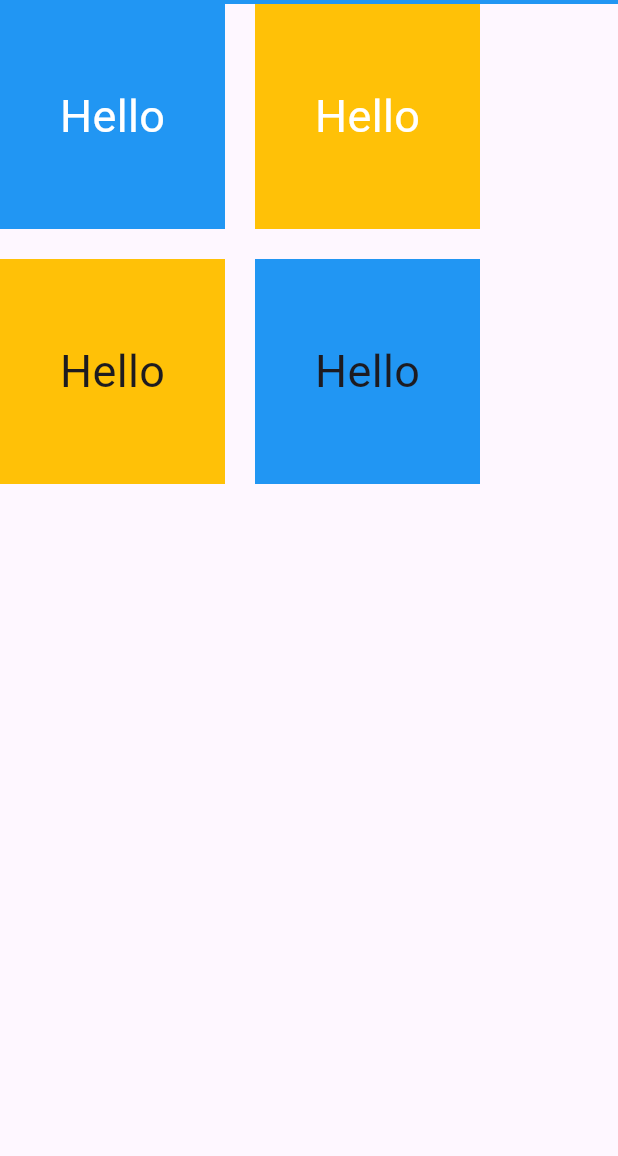
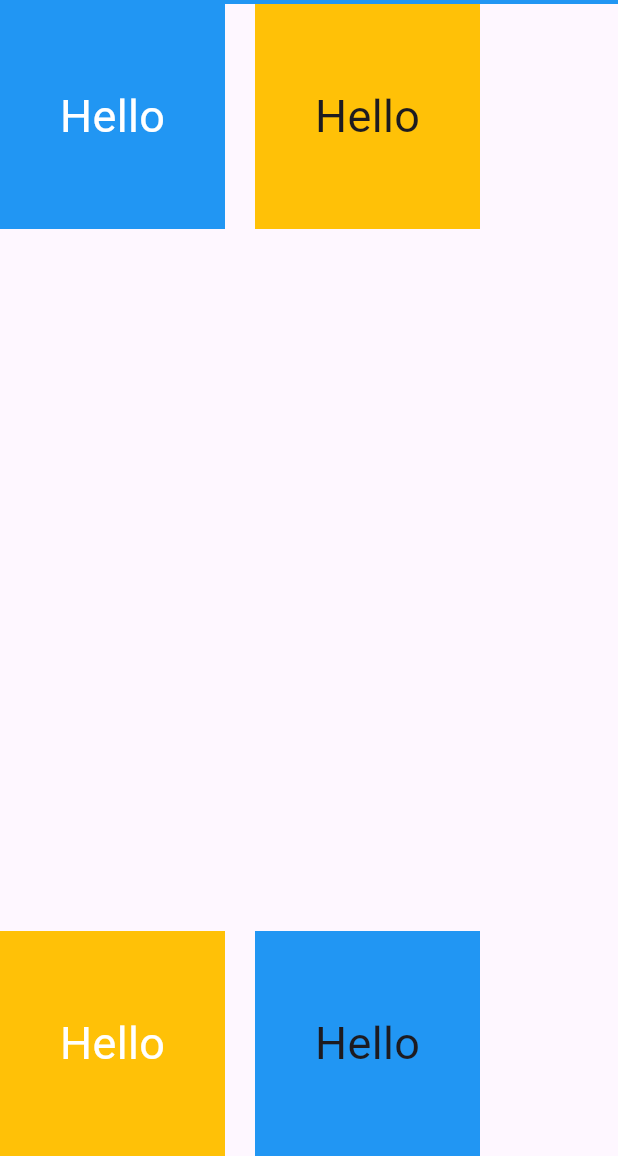
Before and after one commit to danimisme/my_first_flutter, a Flutter app: the screen it shows after launch, on a phone screen of 412 x 824 dp, the part 80-1236 px from its top. Run offline on Flutter 3.47's test engine with Material 3 defaults, Android fonts, the phone set to English and light mode, and no system bars.

Commit message:
add soal_13 widget with app bar and body content

```diff
--- a/lib/main.dart
+++ b/lib/main.dart
@@ -3,6 +3,7 @@ import "package:my_first_flutter/widgeds/soal_1.dart";
 import "package:my_first_flutter/widgeds/soal_10.dart";
 import "package:my_first_flutter/widgeds/soal_11.dart";
 import "package:my_first_flutter/widgeds/soal_12.dart";
+import "package:my_first_flutter/widgeds/soal_13.dart";
 import "package:my_first_flutter/widgeds/soal_2.dart";
 import "package:my_first_flutter/widgeds/soal_3.dart";
 import "package:my_first_flutter/widgeds/soal_4.dart";
@@ -23,7 +24,7 @@ class MyApp extends StatelessWidget {
   Widget build(BuildContext context) {
     return MaterialApp(
       debugShowCheckedModeBanner: false,
-      home: soal_12()
+      home: soal_13()
     );
   }
 }
--- /dev/null
+++ b/lib/widgeds/soal_13.dart
@@ -0,0 +1,76 @@
+import "package:flutter/material.dart";
+
+class soal_13 extends StatelessWidget {
+  const soal_13({
+    super.key,
+  });
+
+  @override
+  Widget build(BuildContext context) {
+    return Scaffold(
+      appBar: AppBar(
+        leading: FlutterLogo(size: 20),
+        backgroundColor: Colors.blue,
+        title: Text("AppBar"),
+        titleTextStyle: TextStyle(
+          fontSize: 20,
+          fontWeight: FontWeight.bold,
+          color: Colors.white,
+        ),
+        actions: [
+          IconButton(onPressed: (){print("Klik more");}, icon: Icon(Icons.more_vert , color: Colors.white)),
+        ],
+      ),
+      body: Column(
+        mainAxisAlignment: MainAxisAlignment.spaceBetween,
+        spacing: 20,
+        children: [
+          Row(
+            mainAxisAlignment: MainAxisAlignment.start,
+            spacing: 20,
+            children: [
+              Container(
+                width: 150,
+                height: 150,
+                color: Colors.blue,
+                child: Center(
+                  child: Text("Hello", style: TextStyle(fontSize: 30, color: Colors.white))
+                ),
+              ),
+              Container(
+                width: 150,
+                height: 150,
+                color: Colors.amber,
+                child: Center(
+                  child: Text("Hello", style: TextStyle(fontSize: 30))
+                )
+              )
+            ],
+          ),
+          Row(
+            mainAxisAlignment: MainAxisAlignment.start,
+            spacing: 20,
+            children: [
+              Container(
+                width: 150,
+                height: 150,
+                color: Colors.amber,
+                child: Center(
+                  child: Text("Hello", style: TextStyle(fontSize: 30, color: Colors.white))
+                ),
+              ),
+              Container(
+                width: 150,
+                height: 150,
+                color: Colors.blue,
+                child: Center(
+                  child: Text("Hello", style: TextStyle(fontSize: 30))
+                )
+              )
+            ],
+          ),
+        ],
+      )
+    );
+  }
+}
```
